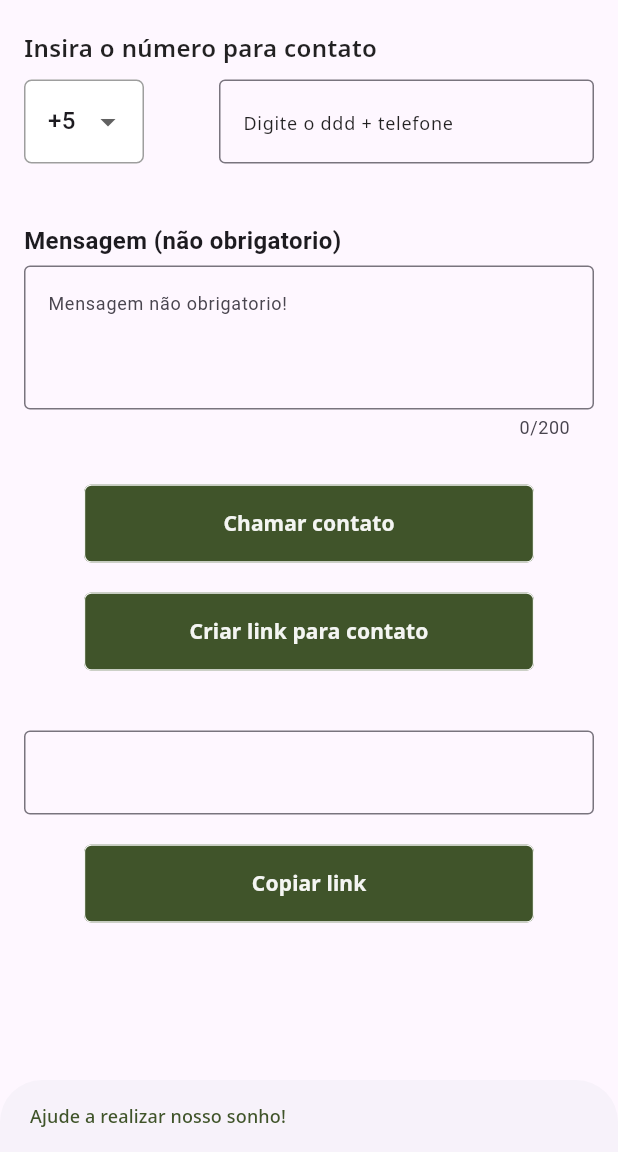
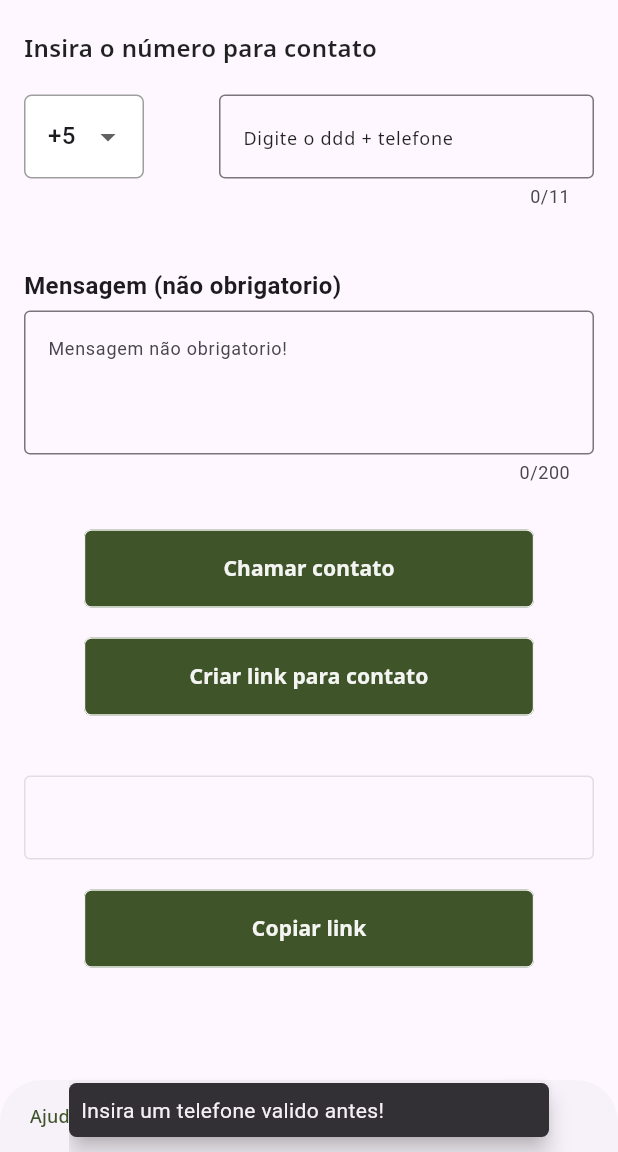
Before and after one commit to rafapil/contato_sem_whats, a Flutter app: the screen it shows after launch, after a tap on "Copiar link", on a phone screen of 412 x 824 dp, the part 84-1236 px from its top. Run offline on Flutter 3.47's test engine with Material 3 defaults, Android fonts, the phone set to English and light mode, and no system bars; our stand-ins replace google_fonts; missing offline and left inert: whatsapp_unilink.

```diff
--- a/zap_sem_contato/lib/modules/controllers/send_message_controller.dart
+++ b/zap_sem_contato/lib/modules/controllers/send_message_controller.dart
@@ -5,6 +5,7 @@ import 'package:whatsapp_unilink/whatsapp_unilink.dart';
 class SendMessageController {
   Future<dynamic> sendMessageNoContact(
       {ddi, phoneNumber, message, tipeLink}) async {
+    if (phoneNumber.length > 6) {
       String comprelePhoneNumber = ddi + phoneNumber;
 
       final link = WhatsAppUnilink(
@@ -17,6 +18,9 @@ class SendMessageController {
       } else {
         await launchUrl(link.asUri());
       }
+    } else {
+      return null;
+    }
   }
 
   void copyToClipboard(String text) {
--- a/zap_sem_contato/lib/modules/views/send_message_screen.dart
+++ b/zap_sem_contato/lib/modules/views/send_message_screen.dart
@@ -83,9 +83,6 @@ class _SendMessageScreenState extends State<SendMessageScreen> {
                   ),
                 ],
               ),
-              const SizedBox(
-                height: 10,
-              ),
               Row(
                 mainAxisAlignment: MainAxisAlignment.spaceBetween,
                 mainAxisSize: MainAxisSize.max,
@@ -121,10 +118,14 @@ class _SendMessageScreenState extends State<SendMessageScreen> {
                   const SizedBox(width: 10),
                   SizedBox(
                     width: 250,
+                    child: Padding(
+                      padding: const EdgeInsets.only(top: 20.0),
                       child: AppCustomTextField(
                         textEditingController: phoneEdittingController,
                         hint: AppStrings.hintTextPhoneCall,
                         type: TextInputType.phone,
+                        maxLength: 11,
+                      ),
                     ),
                   ),
                 ],
@@ -152,11 +153,38 @@ class _SendMessageScreenState extends State<SendMessageScreen> {
                         textoButtom: AppStrings.btnCallContact,
                         width: 300,
                         function: () {
+                          if (phoneEdittingController.text.isEmpty) {
+                            showDialog<String>(
+                              // ignore: use_build_context_synchronously
+                              context: context,
+                              builder: (BuildContext context) => AlertDialog(
+                                title: Text(
+                                  'Atenção',
+                                  style: AppTextStyles.txtAlertTitle,
+                                ),
+                                content: Text(
+                                  'Necessário digitar o telefone com ddd antes!',
+                                  style: AppTextStyles.txtTextAlertHint,
+                                ),
+                                actions: <Widget>[
+                                  TextButton(
+                                    onPressed: () =>
+                                        Navigator.pop(context, 'OK'),
+                                    child: Text(
+                                      'OK',
+                                      style: AppTextStyles.txtTextForm,
+                                    ),
+                                  ),
+                                ],
+                              ),
+                            );
+                          } else {
                             _sendMessageController.sendMessageNoContact(
                                 ddi: _selectedValue,
                                 phoneNumber: phoneEdittingController.text,
                                 message: messageEdittingController.text,
                                 tipeLink: false);
+                          }
                         },
                       ),
                       const SizedBox(
@@ -174,8 +202,35 @@ class _SendMessageScreenState extends State<SendMessageScreen> {
                                   phoneNumber: phoneEdittingController.text,
                                   message: messageEdittingController.text,
                                   tipeLink: true);
+                          if (linkContact == null) {
+                            showDialog<String>(
+                              // ignore: use_build_context_synchronously
+                              context: context,
+                              builder: (BuildContext context) => AlertDialog(
+                                title: Text(
+                                  'Atenção',
+                                  style: AppTextStyles.txtAlertTitle,
+                                ),
+                                content: Text(
+                                  'Necessário digitar o telefone com ddd antes!',
+                                  style: AppTextStyles.txtTextAlertHint,
+                                ),
+                                actions: <Widget>[
+                                  TextButton(
+                                    onPressed: () =>
+                                        Navigator.pop(context, 'OK'),
+                                    child: Text(
+                                      'OK',
+                                      style: AppTextStyles.txtTextForm,
+                                    ),
+                                  ),
+                                ],
+                              ),
+                            );
+                          } else {
                             linkContactEdittingController.text =
                                 linkContact.toString();
+                          }
                         },
                       ),
                       const SizedBox(
@@ -188,6 +243,7 @@ class _SendMessageScreenState extends State<SendMessageScreen> {
               Column(
                 children: [
                   AppCustomTextField(
+                    enabled: false,
                     type: TextInputType.text,
                     textEditingController: linkContactEdittingController,
                   ),
@@ -199,8 +255,35 @@ class _SendMessageScreenState extends State<SendMessageScreen> {
                     color: AppColors.primary,
                     textoButtom: AppStrings.btnCopyLink,
                     width: 300,
-                    function: () => _sendMessageController
-                        .copyToClipboard(linkContactEdittingController.text),
+                    function: () {
+                      String response;
+                      if (phoneEdittingController.text.isEmpty) {
+                        response = 'Insira um telefone valido antes!';
+                      } else if (linkContactEdittingController.text.isEmpty) {
+                        response = 'Clique em criar link antes de copiar!';
+                      } else {
+                        response = 'Link copiado para area de transferencia';
+                        _sendMessageController.copyToClipboard(
+                            linkContactEdittingController.text);
+                      }
+                      // _sendMessageController
+                      //     .copyToClipboard(linkContactEdittingController.text);
+                      ScaffoldMessenger.of(context).showSnackBar(
+                        SnackBar(
+                          content: Text(response),
+                          duration: const Duration(milliseconds: 3000),
+                          width: 320.0,
+                          padding: const EdgeInsets.symmetric(
+                            horizontal: 8.0,
+                            vertical: 8.0,
+                          ),
+                          behavior: SnackBarBehavior.floating,
+                          shape: RoundedRectangleBorder(
+                            borderRadius: BorderRadius.circular(5.0),
+                          ),
+                        ),
+                      );
+                    },
                   ),
                 ],
               ),
--- a/zap_sem_contato/lib/shared/themes/app_textstyles.dart
+++ b/zap_sem_contato/lib/shared/themes/app_textstyles.dart
@@ -15,9 +15,20 @@ class AppTextStyles {
     color: AppColors.white,
   );
 
+  static final txtAlertTitle = GoogleFonts.notoSans(
+    fontSize: 22,
+    fontWeight: FontWeight.w700,
+    color: AppColors.black,
+  );
+
   static final txtTextForm = GoogleFonts.notoSans(
     fontSize: 16,
     fontWeight: FontWeight.w600,
+    color: AppColors.black,
+  );
+
+  static final txtTextAlertHint = GoogleFonts.notoSans(
+    fontSize: 14,
     color: AppColors.black,
   );
 
--- a/zap_sem_contato/lib/shared/widgets/app_custom_textfield.dart
+++ b/zap_sem_contato/lib/shared/widgets/app_custom_textfield.dart
@@ -2,11 +2,13 @@ import 'package:flutter/material.dart';
 import '../themes/app_textstyles.dart';
 
 class AppCustomTextField extends StatelessWidget {
+  final int? maxLength;
   final String title;
   final String? hint;
   final TextEditingController? textEditingController;
   final TextInputType type;
   final bool oculto;
+  final bool enabled;
   final Function? validator;
 
   const AppCustomTextField(
@@ -16,7 +18,9 @@ class AppCustomTextField extends StatelessWidget {
       this.textEditingController,
       required this.type,
       this.oculto = false,
-      this.validator})
+      this.validator,
+      this.enabled = true,
+      this.maxLength})
       : super(key: key);
 
   @override
@@ -32,6 +36,8 @@ class AppCustomTextField extends StatelessWidget {
             : Container(),
         // SizedBox(height: 5),
         TextFormField(
+          maxLength: maxLength,
+          enabled: enabled,
           keyboardType: type,
           obscureText: oculto,
           decoration: InputDecoration(
```
Also changed, not shown: zap_sem_contato/pubspec.yaml (+7 -1 lines), zap_sem_contato/pubspec.lock, 29 other files. Lines whose indentation alone changed are shown as unchanged.
